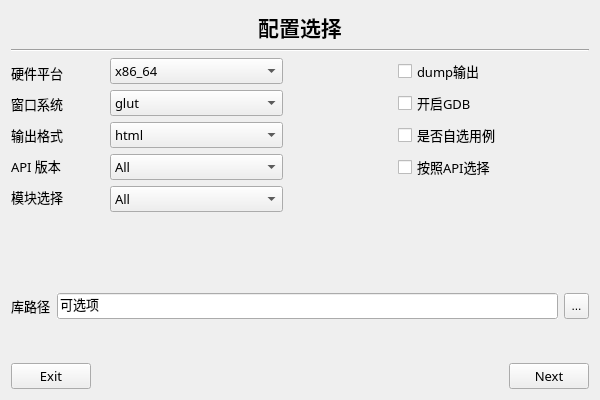
Before: the Qt Designer form basebench/cfg_page.ui in feishengfei/benchUI, drawn with Qt 5.
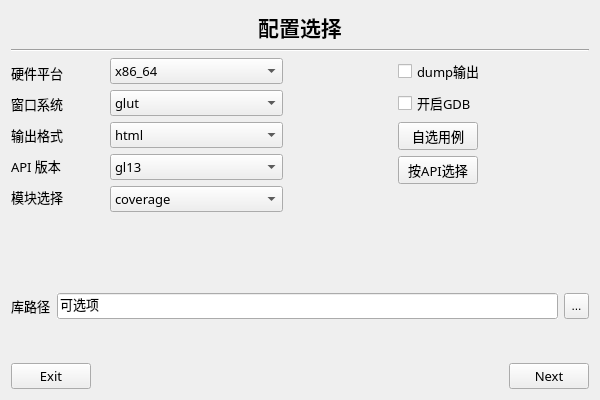
After: the same form once the commit is applied.

The edit to the form file:
```diff
--- a/basebench/cfg_page.ui
+++ b/basebench/cfg_page.ui
@@ -367,7 +367,7 @@
                </property>
                <item>
                 <property name="text">
-                 <string>All</string>
+                 <string>gl13</string>
                 </property>
                </item>
                <item>
@@ -504,11 +504,6 @@
                <property name="autoFillBackground">
                 <bool>true</bool>
                </property>
-               <item>
-                <property name="text">
-                 <string>All</string>
-                </property>
-               </item>
                <item>
                 <property name="text">
                  <string>coverage</string>
@@ -617,9 +612,9 @@
             </widget>
            </item>
            <item>
-            <widget class="QCheckBox" name="cfgSelfCheck">
+            <widget class="QPushButton" name="cfgSelfCheck">
              <property name="sizePolicy">
-              <sizepolicy hsizetype="Expanding" vsizetype="Fixed">
+              <sizepolicy hsizetype="Fixed" vsizetype="Fixed">
                <horstretch>0</horstretch>
                <verstretch>0</verstretch>
               </sizepolicy>
@@ -634,14 +629,14 @@
               <bool>true</bool>
              </property>
              <property name="text">
-              <string>是否自选用例</string>
+              <string>自选用例</string>
              </property>
             </widget>
            </item>
            <item>
-            <widget class="QCheckBox" name="cfgAPICheck">
+            <widget class="QPushButton" name="cfgAPICheck">
              <property name="sizePolicy">
-              <sizepolicy hsizetype="Expanding" vsizetype="Fixed">
+              <sizepolicy hsizetype="Fixed" vsizetype="Fixed">
                <horstretch>0</horstretch>
                <verstretch>0</verstretch>
               </sizepolicy>
@@ -656,7 +651,7 @@
               <bool>true</bool>
              </property>
              <property name="text">
-              <string>按照API选择</string>
+              <string>按API选择</string>
              </property>
             </widget>
            </item>
```
Left out of the diff: 49 changed lines with no effect on the pictures.
